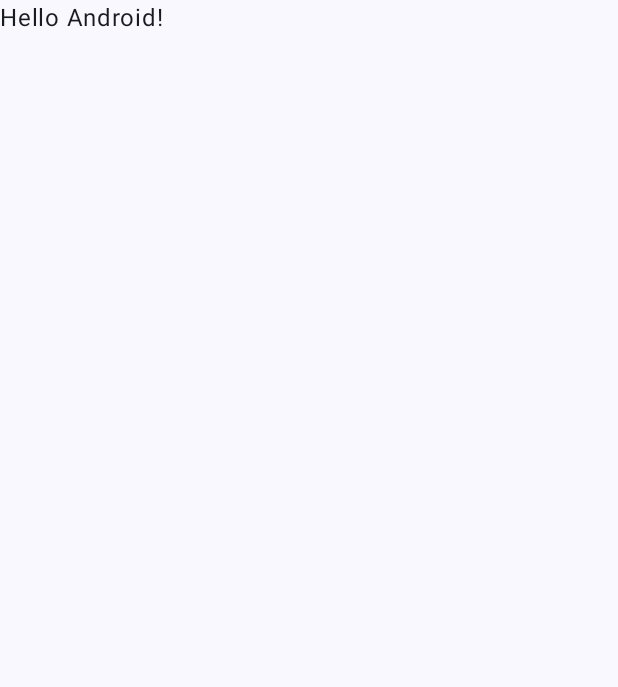
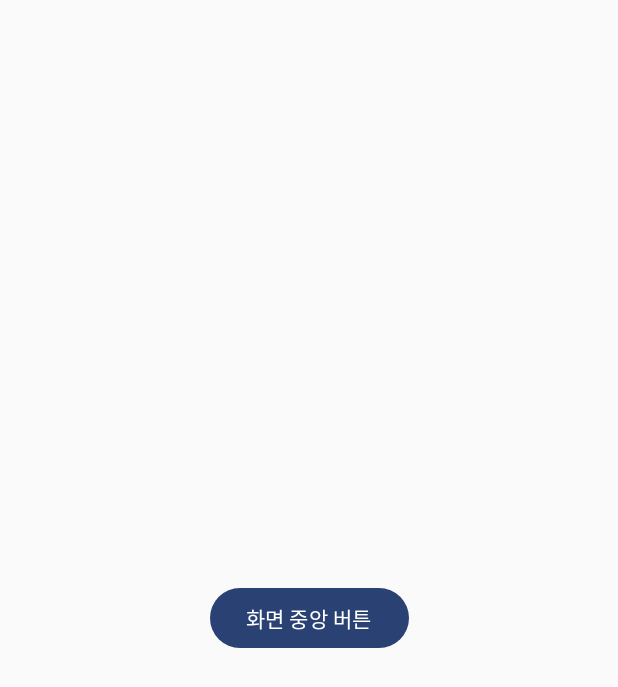
Before and after one commit to KemiKIM/ManageItem_AOS, an Android app built with Jetpack Compose: the screen it shows after launch (MainActivity), on a phone screen of 412 x 824 dp. Before the commit the part shown is almost empty. Shown: the top 687 px of the screen. Run offline under Robolectric (Android 15) with nearby library versions, the phone set to English and light mode, and no system bars.

```diff
--- a/app/build.gradle.kts
+++ b/app/build.gradle.kts
@@ -5,6 +5,7 @@ plugins {
 
     // Firebase
     id("com.google.gms.google-services")
+    id("com.google.firebase.crashlytics")
 }
 
 android {
@@ -40,6 +41,9 @@ android {
     buildFeatures {
         compose = true
     }
+    composeOptions {
+        kotlinCompilerExtensionVersion = libs.versions.composeCompiler.get()
+    }
 }
 
 dependencies {
@@ -60,6 +64,7 @@ dependencies {
     implementation(libs.androidx.compose.ui.graphics)
     implementation(libs.androidx.compose.ui.tooling.preview)
     implementation(libs.androidx.compose.material3)
+
     testImplementation(libs.junit)
     androidTestImplementation(libs.androidx.junit)
     androidTestImplementation(libs.androidx.espresso.core)
--- a/app/src/main/java/com/seongho/manageitem/MainActivity.kt
+++ b/app/src/main/java/com/seongho/manageitem/MainActivity.kt
@@ -4,11 +4,15 @@ import android.os.Bundle
 import androidx.activity.ComponentActivity
 import androidx.activity.compose.setContent
 import androidx.activity.enableEdgeToEdge
+import androidx.compose.foundation.layout.Box
 import androidx.compose.foundation.layout.fillMaxSize
 import androidx.compose.foundation.layout.padding
+import androidx.compose.material3.Button
 import androidx.compose.material3.Scaffold
 import androidx.compose.material3.Text
 import androidx.compose.runtime.Composable
+
+import androidx.compose.ui.Alignment
 import androidx.compose.ui.Modifier
 import androidx.compose.ui.tooling.preview.Preview
 import com.seongho.manageitem.ui.theme.ManageItemTheme
@@ -19,13 +23,28 @@ class MainActivity : ComponentActivity() {
         enableEdgeToEdge()
         setContent {
             ManageItemTheme {
-                Scaffold(modifier = Modifier.fillMaxSize()) { innerPadding ->
-                    Greeting(
-                        name = "Android",
-                        modifier = Modifier.padding(innerPadding)
-                    )
-                }
+//                Scaffold(modifier = Modifier.fillMaxSize()) { innerPadding ->
+//                    Greeting(
+//                        name = "Android",
+//                        modifier = Modifier.padding(innerPadding)
+//                    )
+//                }
+                layout(modifier = Modifier)
             }
+        }
+    }
+}
+
+@Composable
+fun layout(modifier: Modifier = Modifier) {
+    Box(
+        modifier = modifier.fillMaxSize(),
+        contentAlignment = Alignment.Center
+    ) {
+        Button(onClick = {
+            println("중앙 버튼 클릭됨!")
+        }) {
+            Text("화면 중앙 버튼")
         }
     }
 }
--- a/gradle/libs.versions.toml
+++ b/gradle/libs.versions.toml
@@ -8,6 +8,7 @@ espressoCore = "3.5.1"
 lifecycleRuntimeKtx = "2.6.1"
 activityCompose = "1.8.0"
 composeBom = "2024.09.00"
+composeCompiler = "1.5.15"
 
 [libraries]
 androidx-core-ktx = { group = "androidx.core", name = "core-ktx", version.ref = "coreKtx" }
```
